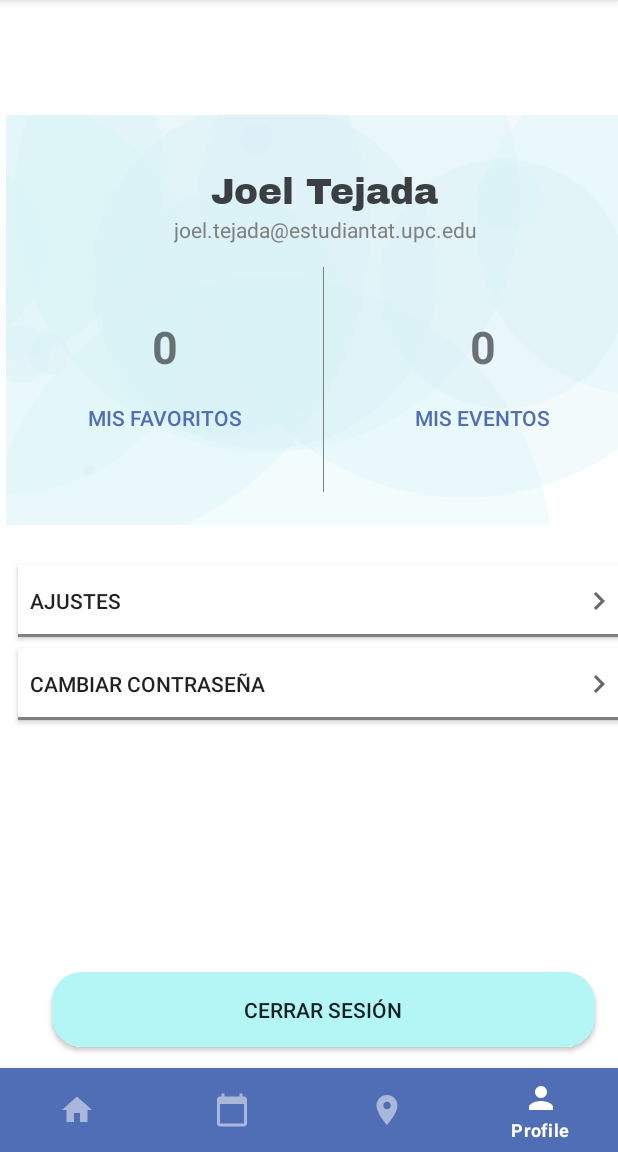
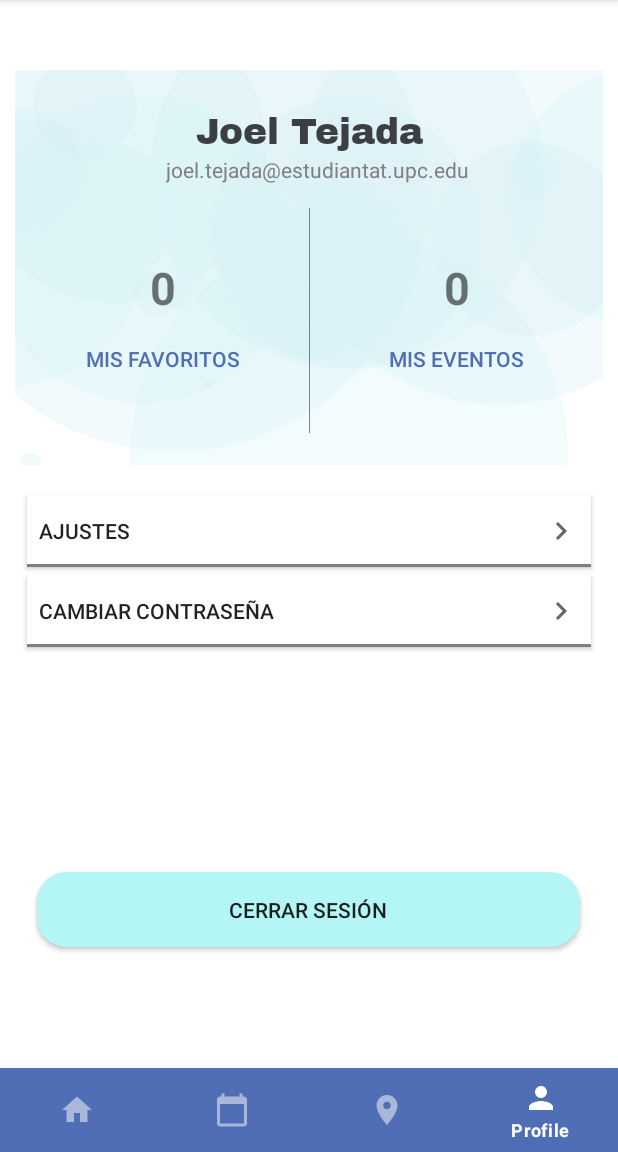
Before and after one commit to PES-Sysplay/PES_Sysplay_APP, an Android app: the ProfileFragment screen opened through its navigation route, on a phone screen of 412 x 824 dp, the part 84-1236 px from its top. Run offline under Robolectric (Android 15) with nearby library versions, the phone set to English and light mode, and no system bars; our stand-ins replace Picasso, Volley, navigation-ui; network calls fail; pictures from the network do not load; Roboto replaces fonts that are not available here.

Commit message:
Profile fragment finished and fragment home issue fix

```diff
--- a/app/src/main/java/com/example/workoutapp/User.java
+++ b/app/src/main/java/com/example/workoutapp/User.java
@@ -12,20 +12,11 @@ public class User {
         this.token = token;
         this.username = username;
         this.password = password;
-<<<<<<< HEAD
-        this.googleSigned = googleSigned;
+
     }
 
-    //constructor for sign-up without google
-    public User(String email, String username, String id, Boolean googleSigned){
-        this.email = email;
-        this.username = username;
-        this.id = id;
-        this.googleSigned = googleSigned;
-        //this.profilePic = defaultavatar.png;
-=======
->>>>>>> 5a61227f9671f2d1d927377b47466866a2dff365
-    }
+
+
 
     public String getToken(){
         return this.token;
--- a/app/src/main/res/layout/activity_main.xml
+++ b/app/src/main/res/layout/activity_main.xml
@@ -29,14 +29,14 @@
     <fragment
         android:id="@+id/nav_host_fragment"
         android:name="androidx.navigation.fragment.NavHostFragment"
-        android:layout_width="423dp"
-        android:layout_height="635dp"
-        android:layout_marginStart="4dp"
+        android:layout_width="392dp"
+        android:layout_height="694dp"
+        android:layout_marginTop="70dp"
         app:defaultNavHost="true"
         app:layout_constraintBottom_toTopOf="@id/nav_view"
-        app:layout_constraintLeft_toLeftOf="parent"
-        app:layout_constraintRight_toRightOf="parent"
+        app:layout_constraintEnd_toEndOf="parent"
         app:layout_constraintStart_toStartOf="parent"
+        app:layout_constraintTop_toTopOf="parent"
         app:navGraph="@navigation/mobile_navigation" />
 
 </androidx.constraintlayout.widget.ConstraintLayout>
--- a/app/src/main/res/layout/fragment_home.xml
+++ b/app/src/main/res/layout/fragment_home.xml
@@ -10,12 +10,13 @@
 
     <androidx.recyclerview.widget.RecyclerView
         android:id="@+id/recyclerview"
-        android:layout_width="413dp"
-        android:layout_height="632dp"
+        android:layout_width="wrap_content"
+        android:layout_height="0dp"
+        android:layout_marginTop="4dp"
+        android:layout_marginBottom="100dp"
         app:layout_constraintBottom_toBottomOf="parent"
         app:layout_constraintEnd_toEndOf="parent"
         app:layout_constraintStart_toStartOf="parent"
-        app:layout_constraintTop_toTopOf="parent"
-        app:layout_constraintVertical_bias="1.0" />
+        app:layout_constraintTop_toTopOf="parent" />
 
 </androidx.constraintlayout.widget.ConstraintLayout>
--- a/app/src/main/res/layout/profile_fragment.xml
+++ b/app/src/main/res/layout/profile_fragment.xml
@@ -1,10 +1,16 @@
 <?xml version="1.0" encoding="utf-8"?>
-<androidx.constraintlayout.widget.ConstraintLayout xmlns:android="http://schemas.android.com/apk/res/android"
+<androidx.core.widget.NestedScrollView xmlns:android="http://schemas.android.com/apk/res/android"
     xmlns:app="http://schemas.android.com/apk/res-auto"
     xmlns:tools="http://schemas.android.com/tools"
     android:layout_width="match_parent"
+    android:layout_height="wrap_content"
+    android:fillViewport="true"
+    android:isScrollContainer="false"
+    app:layout_behavior="@string/appbar_scrolling_view_behavior">
+
+    <androidx.constraintlayout.widget.ConstraintLayout
+        android:layout_width="match_parent"
         android:layout_height="match_parent"
-    android:baselineAligned="false"
         android:textAlignment="textStart"
         tools:context=".ui.profile.ProfileFragment">
 
@@ -13,17 +19,17 @@
             android:layout_width="0dp"
             android:layout_height="wrap_content"
             android:layout_marginStart="8dp"
-        android:layout_marginTop="300dp"
             android:layout_marginEnd="8dp"
+            android:layout_marginBottom="5dp"
             android:background="@drawable/border_bottom"
             android:drawableEnd="@drawable/ic_baseline_chevron_right_24"
             android:paddingHorizontal="8dp"
             android:text="@string/settings"
             android:textAlignment="textStart"
             app:flow_horizontalAlign="center"
+            app:layout_constraintBottom_toTopOf="@+id/appCompatButton2"
             app:layout_constraintEnd_toEndOf="parent"
             app:layout_constraintStart_toStartOf="parent"
-        app:layout_constraintTop_toTopOf="parent"
             tools:ignore="MissingConstraints" />
 
         <androidx.appcompat.widget.AppCompatButton
@@ -32,23 +38,23 @@
             android:layout_height="wrap_content"
             android:layout_marginStart="8dp"
             android:layout_marginEnd="8dp"
+            android:layout_marginBottom="150dp"
             android:background="@drawable/border_bottom"
             android:drawableEnd="@drawable/ic_baseline_chevron_right_24"
             android:paddingHorizontal="8dp"
             android:text="@string/changepwd"
             android:textAlignment="textStart"
             app:flow_horizontalAlign="center"
-        app:layout_constraintBottom_toBottomOf="parent"
+            app:layout_constraintBottom_toTopOf="@+id/button2"
             app:layout_constraintEnd_toEndOf="parent"
             app:layout_constraintStart_toStartOf="parent"
-        app:layout_constraintTop_toBottomOf="@+id/appCompatButton"
-        app:layout_constraintVertical_bias="0.03"
             tools:ignore="MissingConstraints" />
 
         <androidx.appcompat.widget.AppCompatButton
             android:id="@+id/button2"
             android:layout_width="362dp"
             android:layout_height="50dp"
+            android:layout_marginBottom="100dp"
             android:background="@drawable/button_bg"
             android:text="@string/logout"
             android:textAlignment="center"
@@ -56,24 +62,23 @@
             app:flow_verticalAlign="center"
             app:layout_constraintBottom_toBottomOf="parent"
             app:layout_constraintEnd_toEndOf="parent"
-        app:layout_constraintStart_toStartOf="parent"
-        app:layout_constraintTop_toTopOf="parent"
-        app:layout_constraintVertical_bias="0.976" />
+            app:layout_constraintHorizontal_bias="0.483"
+            app:layout_constraintStart_toStartOf="parent" />
 
         <ImageView
             android:id="@+id/imageView"
-        android:layout_width="603dp"
-        android:layout_height="273dp"
+            android:layout_width="398dp"
+            android:layout_height="263dp"
+            android:layout_marginBottom="20dp"
+            android:contentDescription="TODO"
             android:scaleType="centerCrop"
             android:src="@drawable/bg1"
-        app:layout_constraintBottom_toBottomOf="parent"
+            app:layout_constraintBottom_toTopOf="@+id/appCompatButton"
             app:layout_constraintEnd_toEndOf="parent"
             app:layout_constraintHeight_percent=".27"
             app:layout_constraintHorizontal_bias="0.911"
             app:layout_constraintStart_toStartOf="parent"
-        app:layout_constraintTop_toTopOf="parent"
-        app:layout_constraintVertical_bias="0.0"
-        android:contentDescription="TODO" />
+            app:layout_constraintTop_toTopOf="parent" />
 
         <androidx.appcompat.widget.AppCompatButton
             android:id="@+id/button3"
@@ -93,8 +98,8 @@
 
         <TextView
             android:id="@+id/textView"
-        android:layout_width="443dp"
-        android:layout_height="48dp"
+            android:layout_width="391dp"
+            android:layout_height="50dp"
             android:layout_marginBottom="189dp"
             android:fontFamily="@font/archivo_black"
             android:paddingTop="5dp"
@@ -147,12 +152,12 @@
             android:layout_width="0.5dp"
             android:layout_height="150dp"
             android:background="@color/lightGray"
+            android:contentDescription="TODO"
             android:src="?attr/dividerVertical"
             app:layout_constraintBottom_toBottomOf="@+id/imageView"
             app:layout_constraintEnd_toEndOf="parent"
             app:layout_constraintStart_toStartOf="parent"
-        app:layout_constraintTop_toBottomOf="@+id/textView"
-        android:contentDescription="TODO" />
+            app:layout_constraintTop_toBottomOf="@+id/textView" />
 
         <TextView
             android:id="@+id/textView3"
@@ -182,3 +187,4 @@
 
 
     </androidx.constraintlayout.widget.ConstraintLayout>
+</androidx.core.widget.NestedScrollView>
```
Lines whose indentation alone changed are shown as unchanged.
